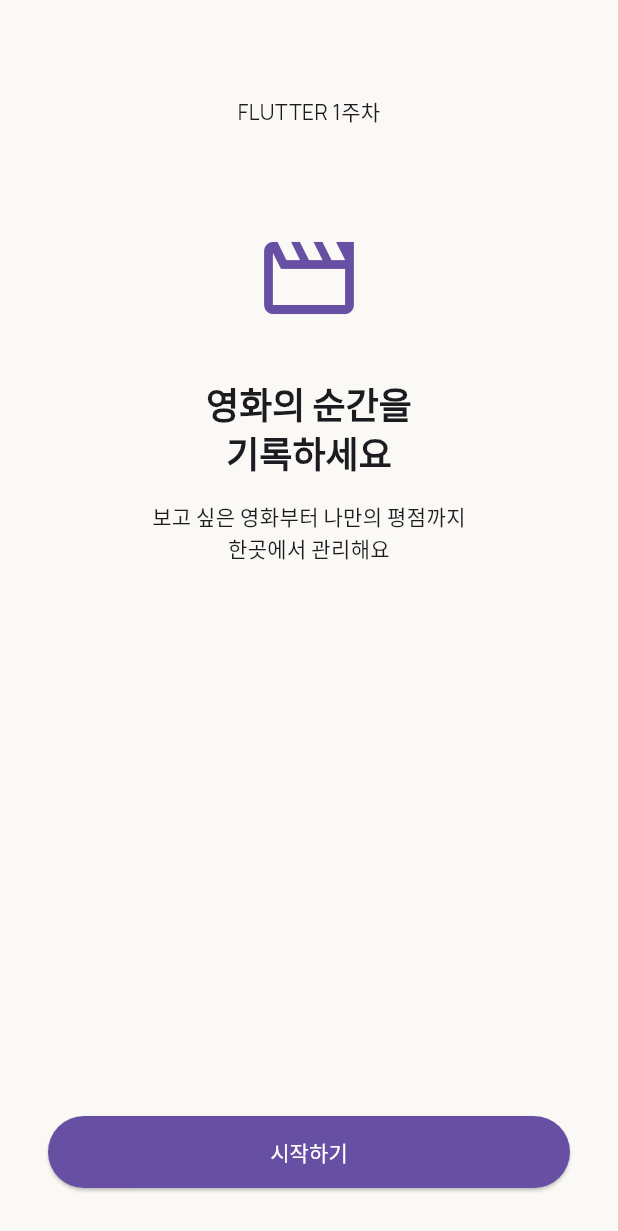
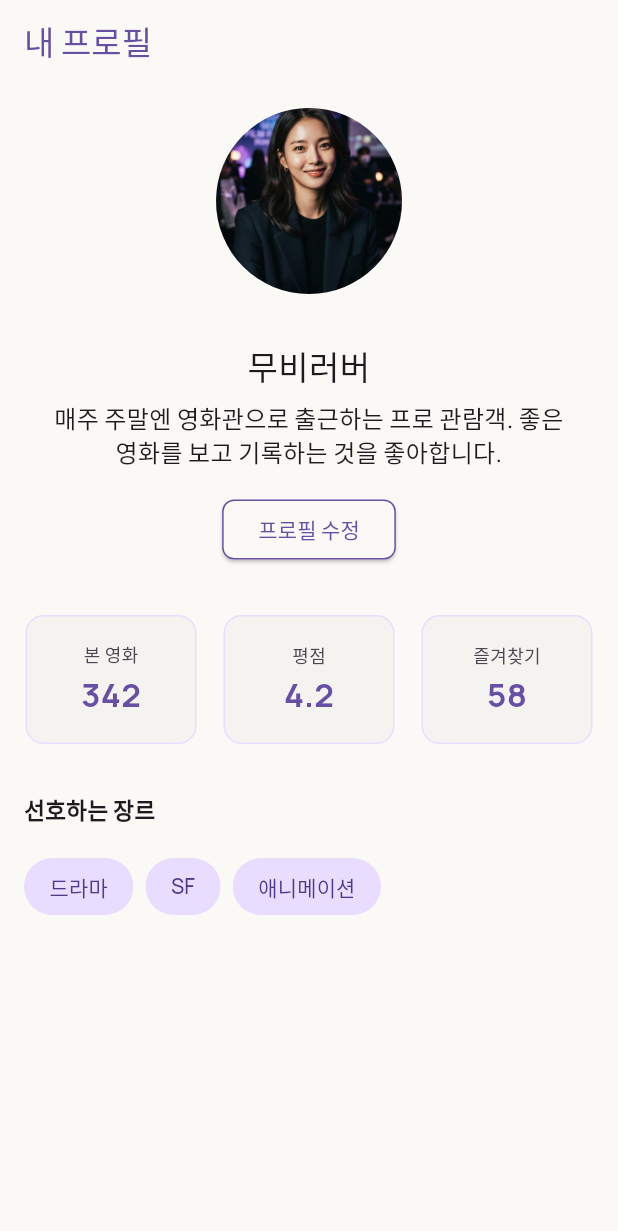
Before and after one commit to DSWU-UMC-11th/UMC-11th-Yeonyeon, a Flutter app: the screen it shows after launch, on a phone screen of 412 x 824 dp. Shown: the top 1231 px of the screen. Run offline on Flutter 3.47's test engine with Material 3 defaults, Android fonts, the phone set to English and light mode, and no system bars; our stand-ins replace flutter_svg.

Commit message:
feat: 체크리스트 확인 전 프로필 화면 구현

```diff
--- a/movielog/lib/app_bar.dart
+++ b/movielog/lib/app_bar.dart
@@ -27,7 +27,11 @@ class CommonAppBar extends StatelessWidget implements PreferredSizeWidget {
         title,
         style:
             titleStyle ??
-            AppTextStyles.titleLarge.copyWith(color: AppColors.violet),
+            AppTextStyles.titleLarge.copyWith(
+              color: AppColors.violet,
+              fontWeight: FontWeight.w500,
+              fontSize: 22,
+            ),
       ),
       centerTitle: centerTitle,
       leading: onBack == null
--- a/movielog/lib/main.dart
+++ b/movielog/lib/main.dart
@@ -4,6 +4,7 @@ import 'package:flutter/material.dart';
 import 'theme/app_theme.dart';
 import 'theme/app_colors.dart';
 import 'theme/app_text_styles.dart';
+import 'profile.dart';
 
 void main() => runApp(const MovieLogApp());
 
@@ -13,7 +14,8 @@ class MovieLogApp extends StatelessWidget {
   Widget build(BuildContext context) => MaterialApp(
     debugShowCheckedModeBanner: false,
     theme: AppTheme.light,
-    home: const StartScreen(),
+    // home: const StartScreen(),
+    home: const Profile(),
   );
 }
 
@@ -36,7 +38,12 @@ class StartScreen extends StatelessWidget {
                   const SizedBox(height: 32),
                   const Text('FLUTTER 1주차'),
                   const SizedBox(height: 64),
-                  Icon(Icons.movie_outlined, size: 72, color: colors.primary),
+                  SvgPicture.asset(
+                    'assets/logos/movielog_logo.svg',
+                    width: 72,
+                    height: 72,
+                    semanticsLabel: 'MovieLog 로고',
+                  ),
                   const SizedBox(height: 32),
                   Text(
                     '영화의 순간을\n기록하세요',
--- /dev/null
+++ b/movielog/lib/profile.dart
@@ -0,0 +1,171 @@
+import 'package:flutter_svg/flutter_svg.dart';
+import 'package:flutter/material.dart';
+
+import 'theme/app_colors.dart';
+import 'theme/app_text_styles.dart';
+import 'theme/app_theme.dart';
+import 'stat_item.dart';
+import 'app_bar.dart';
+
+class Profile extends StatelessWidget {
+  const Profile({super.key});
+
+  @override
+  Widget build(BuildContext context) {
+    return Scaffold(
+      appBar: AppBar(
+        title: const Text('내 프로필', style: TextStyle(color: AppColors.violet)),
+        centerTitle: false,
+      ),
+      body: SafeArea(
+        child: Padding(
+          padding: const EdgeInsets.all(16),
+          child: Column(
+            // mainAxisAlignment: MainAxisAlignment.spaceBetween, -> 전체 간격 조정 문제
+            children: [
+              Column(
+                children: [
+                  // const SizedBox(height: 32),
+                  const CircleAvatar(
+                    radius: 62,
+                    backgroundImage: AssetImage(
+                      'assets/images/profile/profile_movielog.jpg',
+                    ),
+                  ),
+                  const SizedBox(height: 32),
+                  Text(
+                    '무비러버',
+                    textAlign: TextAlign.center,
+                    style: TextStyle(
+                      fontWeight: FontWeight.w500,
+                      fontFamily: 'Manrope',
+                      fontSize: 22,
+                    ),
+                  ),
+                  const SizedBox(height: 8),
+                  Padding(
+                    padding: const EdgeInsets.only(
+                      left: 20,
+                      right: 20,
+                      bottom: 16,
+                    ),
+                    child: Text(
+                      // '좋아하는 영화를 기록하고 있어요',
+                      '매주 주말엔 영화관으로 출근하는 프로 관람객. 좋은 영화를 보고 기록하는 것을 좋아합니다.',
+                      textAlign: TextAlign.center,
+                      style: TextStyle(
+                        fontFamily: 'manrope',
+                        fontSize: 16,
+                        fontWeight: FontWeight.w500,
+                      ),
+                    ),
+                  ),
+                ],
+              ),
+              ElevatedButton(
+                onPressed: () {},
+                style: ElevatedButton.styleFrom(
+                  backgroundColor: AppColors.warmWhite,
+                  foregroundColor: AppColors.violet,
+                  padding: const EdgeInsets.symmetric(
+                    horizontal: 24,
+                    vertical: 8,
+                  ),
+                  side: BorderSide(color: AppColors.violet),
+                  shape: RoundedRectangleBorder(
+                    borderRadius: BorderRadius.circular(8),
+                  ),
+                ),
+                child: const Text('프로필 수정'),
+              ),
+              const SizedBox(height: 32),
+              Container(
+                // margin: const EdgeInsets.symmetric(horizontal: 16),
+                // padding: const EdgeInsets.all(12),
+                decoration: BoxDecoration(
+                  border: Border.all(color: Colors.transparent),
+                  borderRadius: BorderRadius.circular(12),
+                ),
+                child: Row(
+                  mainAxisAlignment: MainAxisAlignment.spaceBetween,
+                  crossAxisAlignment: CrossAxisAlignment.center,
+                  children: const [
+                    StatItem(label: '본 영화', value: '342'),
+                    SizedBox(width: 8),
+                    StatItem(label: '평점', value: '4.2'),
+                    SizedBox(width: 8),
+                    StatItem(label: '즐겨찾기', value: '58'),
+                  ],
+                ),
+              ),
+              const SizedBox(height: 32),
+              Row(
+                children: [
+                  const Text(
+                    '선호하는 장르',
+                    style: TextStyle(fontWeight: FontWeight.w600, fontSize: 15),
+                  ),
+                ],
+                mainAxisAlignment: MainAxisAlignment.start,
+              ),
+              const SizedBox(height: 16),
+              Container(
+                // margin: const EdgeInsets.symmetric(horizontal: 16),
+                // padding: const EdgeInsets.all(12),
+                child: Row(
+                  mainAxisAlignment: MainAxisAlignment.start,
+                  crossAxisAlignment: CrossAxisAlignment.center,
+                  children: [
+                    Chip(
+                      label: const Text(
+                        '드라마',
+                        style: TextStyle(color: Color(0xFF4F378A)),
+                      ),
+                      backgroundColor: Color(0xFFE9DDFF),
+                      side: BorderSide(color: Colors.transparent),
+                      shape: RoundedRectangleBorder(
+                        borderRadius: BorderRadius.circular(9999),
+                      ),
+                    ),
+                    const SizedBox(width: 8),
+                    Chip(
+                      label: const Text(
+                        'SF',
+                        style: TextStyle(color: Color(0xFF4F378A)),
+                      ),
+                      backgroundColor: Color(0xFFE9DDFF),
+                      side: BorderSide(color: Colors.transparent),
+                      shape: RoundedRectangleBorder(
+                        borderRadius: BorderRadius.circular(9999),
+                      ),
+                    ),
+                    const SizedBox(width: 8),
+                    Chip(
+                      label: const Text(
+                        '애니메이션',
+                        style: TextStyle(color: Color(0xFF4F378A)),
+                      ),
+                      backgroundColor: Color(0xFFE9DDFF),
+                      side: BorderSide(color: Colors.transparent),
+                      shape: RoundedRectangleBorder(
+                        borderRadius: BorderRadius.circular(9999),
+                      ),
+                    ),
+                  ],
+                ),
+              ),
+
+              // TextButton(
+              //   onPressed: () {},
+              //   style: TextButton.styleFrom(
+              //     foregroundColor: Theme.of(context).colorScheme.primary,
+              //   ),
+              //   child: const Text('나중에 하기'),
+              // ),
+            ],
+          ),
+        ),
+      ),
+    );
+  }
+}
--- /dev/null
+++ b/movielog/lib/stat_item.dart
@@ -0,0 +1,49 @@
+import 'package:flutter/material.dart';
+import 'package:movielog/theme/app_colors.dart';
+
+class StatItem extends StatelessWidget {
+  const StatItem({super.key, required this.label, required this.value});
+
+  final String label;
+  final String value;
+
+  @override
+  Widget build(BuildContext context) {
+    final colors = Theme.of(context).colorScheme;
+    final textTheme = Theme.of(context).textTheme;
+
+    return Container(
+      padding: const EdgeInsets.symmetric(horizontal: 16, vertical: 12),
+      width: 114,
+      height: 86,
+      decoration: BoxDecoration(
+        color: Color(0xFFF5F3F0),
+        border: Border.all(color: Color(0xFFE9DDFF)),
+        borderRadius: BorderRadius.circular(12),
+      ),
+      child: Column(
+        mainAxisAlignment: MainAxisAlignment.center,
+        children: [
+          Text(
+            label,
+            style: TextStyle(
+              fontSize: 12,
+              color: const Color(0xFF494551),
+              fontWeight: FontWeight.w500,
+            ),
+          ),
+          const SizedBox(height: 2),
+          Text(
+            value,
+            style: TextStyle(
+              fontSize: 22,
+              color: colors.primary,
+              fontWeight: FontWeight.w700,
+            ),
+          ),
+          const SizedBox(width: 4),
+        ],
+      ),
+    );
+  }
+}
```
